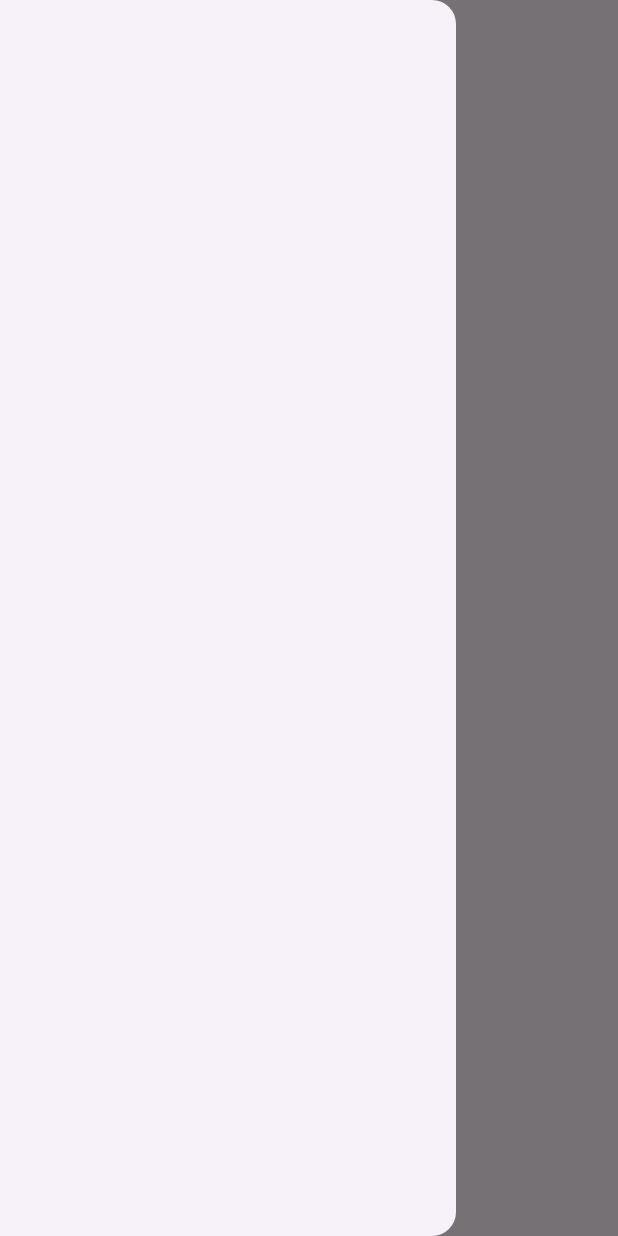
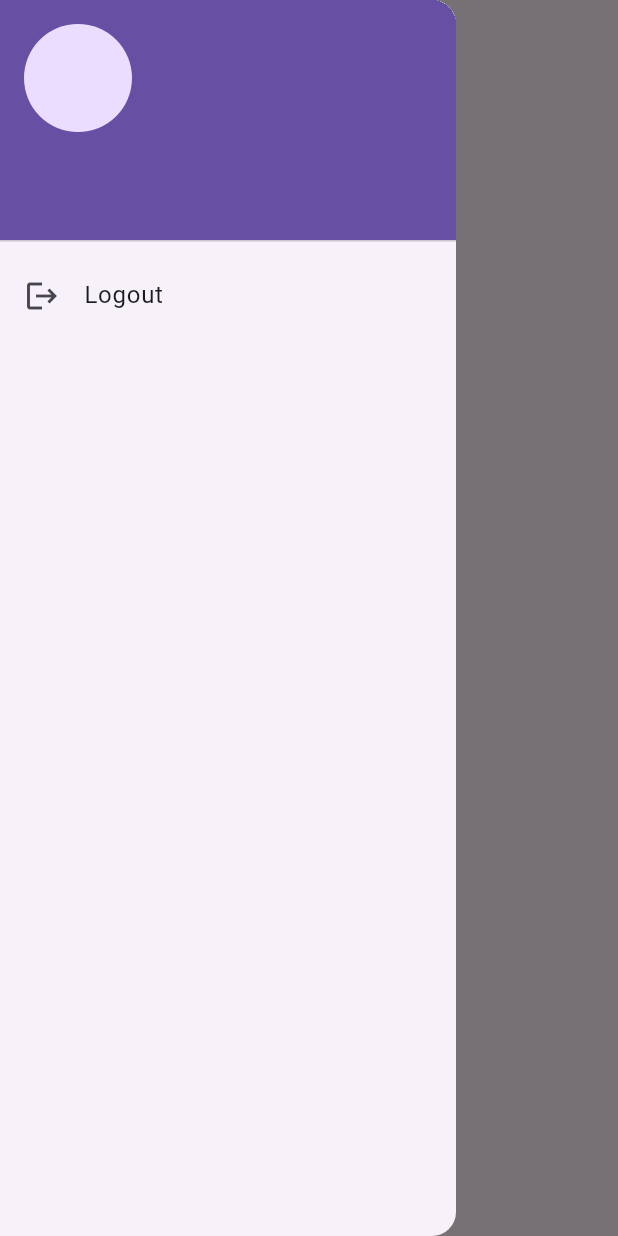
Before and after one commit to agahii/slcloudapppro, a Flutter app: the HomeScreen screen opened by its route, with the side drawer open, on a phone screen of 412 x 824 dp. Run offline on Flutter 3.47's test engine with Material 3 defaults, Android fonts, the phone set to English and light mode, and no system bars; our stand-ins replace shared_preferences; accounts and stored records are empty.

Commit message:
Login and home screen

```diff
--- a/lib/home_screen.dart
+++ b/lib/home_screen.dart
@@ -1,12 +1,59 @@
 import 'package:flutter/material.dart';
+import 'package:shared_preferences/shared_preferences.dart';
 
-class HomeScreen extends StatelessWidget {
+class HomeScreen extends StatefulWidget {
+  @override
+  State<HomeScreen> createState() => _HomeScreenState();
+}
+
+class _HomeScreenState extends State<HomeScreen> {
+  String firstName = '';
+  String lastName = '';
+
+  @override
+  void initState() {
+    super.initState();
+    loadUserData();
+  }
+
+  Future<void> loadUserData() async {
+    final prefs = await SharedPreferences.getInstance();
+    setState(() {
+      firstName = prefs.getString('firstName') ?? '';
+      lastName = prefs.getString('lastName') ?? '';
+    });
+  }
+
   @override
   Widget build(BuildContext context) {
     return Scaffold(
       appBar: AppBar(title: Text('Home')),
-      drawer: Drawer(),
-      body: Center(child: Text('Home Screen')),
+      drawer: Drawer(
+        child: ListView(
+          children: [
+            UserAccountsDrawerHeader(
+              accountName: Text('$firstName $lastName'),
+              accountEmail: Text(''), // you can add email here if needed
+              currentAccountPicture: CircleAvatar(
+                child: Text(
+                  firstName.isNotEmpty ? firstName[0] : '',
+                  style: TextStyle(fontSize: 40),
+                ),
+              ),
+            ),
+            ListTile(
+              leading: Icon(Icons.logout),
+              title: Text('Logout'),
+              onTap: () async {
+                final prefs = await SharedPreferences.getInstance();
+                await prefs.clear();
+                Navigator.pushReplacementNamed(context, '/');
+              },
+            ),
+          ],
+        ),
+      ),
+      body: Center(child: Text('Welcome, $firstName $lastName!')),
     );
   }
 }
```
Also changed, not shown: lib/api_service.dart (+10 -3 lines), pubspec.yaml (+6 -56 lines), pubspec.lock, 1 other file.
